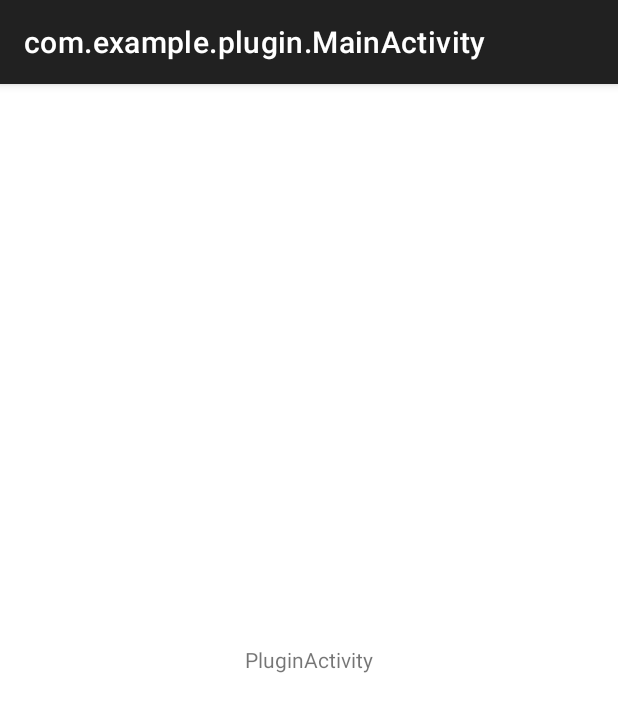
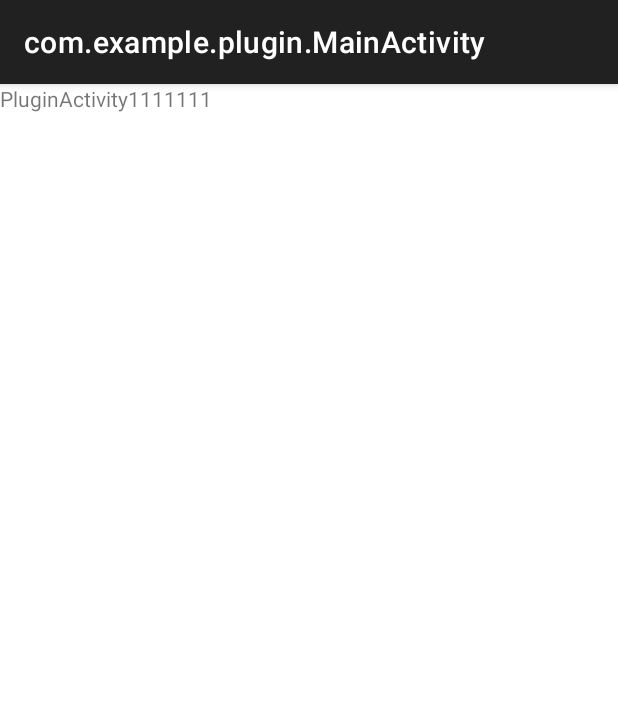
Before and after one commit to zqy789/simple_android_plugin_project, an Android app: the screen it shows after launch (MainActivity), on a phone screen of 412 x 824 dp. Shown: the top 712 px of the screen. Run offline under Robolectric (Android 15) with nearby library versions, the phone set to English and light mode, and no system bars.

Commit message:
插件化支持jetpack 特性

```diff
--- a/app/src/main/java/com/example/pluginhost/PluginLoader.kt
+++ b/app/src/main/java/com/example/pluginhost/PluginLoader.kt
@@ -1,7 +1,6 @@
 package com.example.pluginhost
 
 import android.content.Context
-import com.example.plugin_scheme.BasePluginActivity
 import com.example.plugin_scheme.IPluginActivity
 import com.example.plugin_scheme.PluginConstant
 import dalvik.system.DexClassLoader
--- a/app/src/main/java/com/example/pluginhost/PluginStubActivity.kt
+++ b/app/src/main/java/com/example/pluginhost/PluginStubActivity.kt
@@ -1,16 +1,14 @@
 package com.example.pluginhost
 
-import android.app.Activity
 import android.content.Context
 import android.content.Intent
 import android.content.res.AssetManager
 import android.content.res.Resources
-import androidx.appcompat.app.AppCompatActivity
 import android.os.Bundle
-import com.example.plugin_scheme.BasePluginActivity
+import androidx.activity.ComponentActivity
 import com.example.plugin_scheme.IPluginActivity
 
-class PluginStubActivity : Activity() {
+class PluginStubActivity : ComponentActivity() {
     private var pluginResources: Resources? = null
     private var pluginAssetManager: AssetManager? =null
     private val pluginLoader = PluginLoader(this)
--- a/plugin/src/main/AndroidManifest.xml
+++ b/plugin/src/main/AndroidManifest.xml
@@ -2,7 +2,7 @@
 <manifest xmlns:android="http://schemas.android.com/apk/res/android">
 
     <application
-        android:theme="@style/Theme.MaterialComponents.DayNight.DarkActionBar"
+        android:theme="@style/Theme.MaterialComponents.Light.DarkActionBar"
         android:icon="@drawable/ic_launcher_foreground">
         <activity
             android:name=".MainActivity"
--- a/plugin/src/main/res/layout/activity_main.xml
+++ b/plugin/src/main/res/layout/activity_main.xml
@@ -4,12 +4,21 @@
     xmlns:tools="http://schemas.android.com/tools"
     android:layout_width="match_parent"
     android:layout_height="match_parent"
+    android:background="#fff"
     tools:context=".MainActivity">
 
-    <TextView
-        android:id="@+id/textView"
-        android:layout_gravity="center"
-        android:layout_width="wrap_content"
-        android:layout_height="wrap_content"
-        android:text="PluginActivity" />
+<!--    <androidx.constraintlayout.widget.ConstraintLayout-->
+<!--        android:layout_width="match_parent"-->
+<!--        android:layout_height="match_parent">-->
+        <TextView
+            android:id="@+id/textView"
+            android:layout_width="wrap_content"
+            android:layout_height="wrap_content"
+            android:text="PluginActivity1111111"
+            app:layout_constraintBottom_toBottomOf="parent"
+            app:layout_constraintEnd_toEndOf="parent"
+            app:layout_constraintStart_toStartOf="parent"
+            app:layout_constraintTop_toTopOf="parent" />
+<!--    </androidx.constraintlayout.widget.ConstraintLayout>-->
+
 </FrameLayout>
--- a/plugin_scheme/src/main/java/com/example/plugin_scheme/IPluginActivity.kt
+++ b/plugin_scheme/src/main/java/com/example/plugin_scheme/IPluginActivity.kt
@@ -2,10 +2,11 @@ package com.example.plugin_scheme
 
 import android.app.Activity
 import android.os.Bundle
+import androidx.activity.ComponentActivity
 
 interface IPluginActivity {
 
-    fun attach(proxyActivity: Activity)
+    fun attach(proxyActivity: ComponentActivity)
 
     fun onCreate(savedInstanceState: Bundle?)
 
```
Also changed, not shown: plugin/build.gradle.kts (+12 -0 lines), plugin/src/main/java/com/example/plugin/PluginActivity.java (+12 -0 lines), plugin_scheme/src/main/java/com/example/plugin_scheme/BasePluginActivity.kt (+10 -4 lines).
